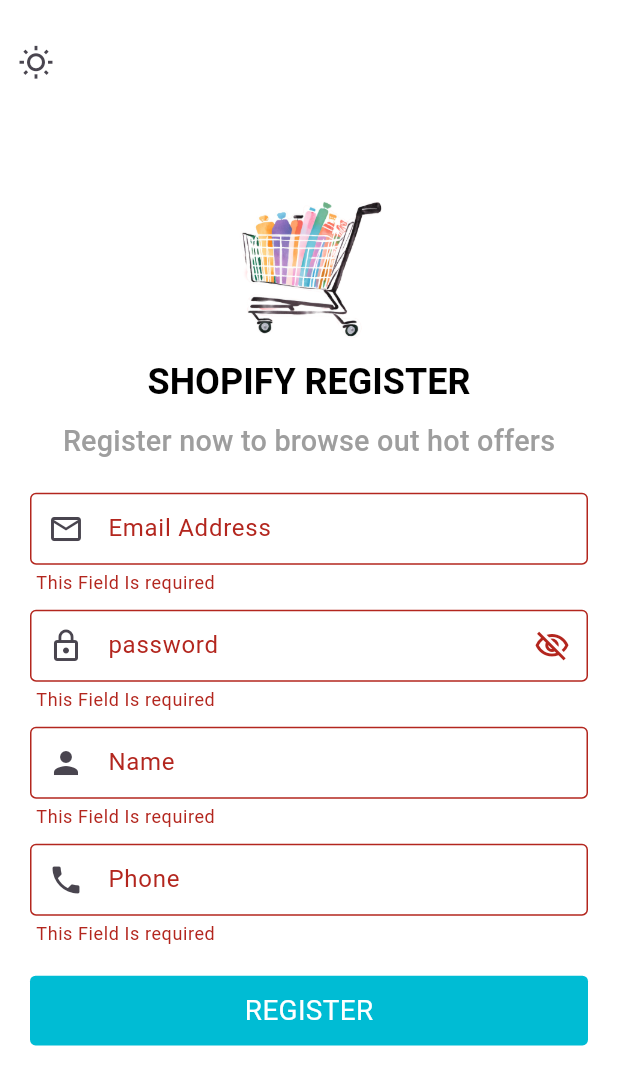
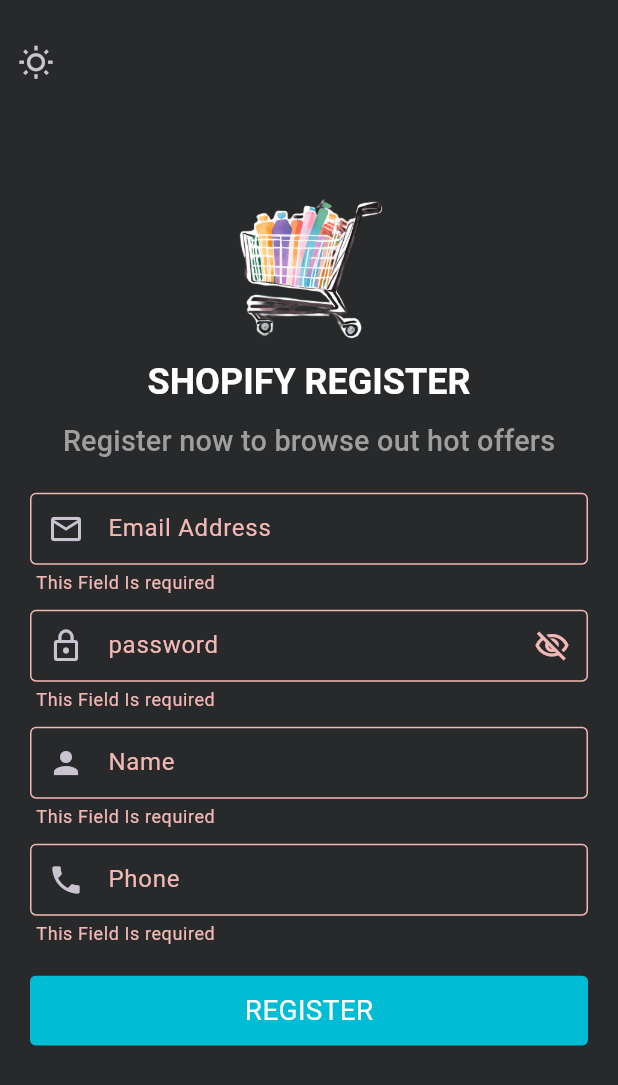
Before and after one commit to MuhammadDev01/shop_app, a Flutter app: the RegisterPage screen opened directly, after a tap on "REGISTER", after a tap on the "wb sunny" icon, on a phone screen of 412 x 824 dp. Shown: the top 1085 px of the screen. Run offline on Flutter 3.47's test engine with Material 3 defaults, Android fonts, the light colour scheme and no system bars; our stand-ins replace carousel_slider, conditional_builder_null_safety, device_preview, dio, flutter_bloc, fluttertoast and 2 more; accounts and stored records are empty; network calls fail; Roboto replaces fonts that are missing (REM).

Commit message:
merge login and register cubit in auth cubit , some refactor and make login and register page responsive

```diff
--- a/lib/components/constants.dart
+++ b/lib/components/constants.dart
@@ -1,5 +1,3 @@
-import 'package:flutter/material.dart';
-
 const String kOnBoarding = 'onboaring';
 const String kOnLogging = 'onlogging';
 
@@ -7,5 +5,3 @@
 
 const String darkLogoImage = 'assets/images/logo_dark.png';
 const String logoImage = 'assets/images/logo.png';
-
-//ThemeMode currentTheme = ThemeMode.light;
--- a/lib/cubit/auth/auth_cubit.dart
+++ b/lib/cubit/auth/auth_cubit.dart
@@ -1,9 +1,82 @@
-
 import 'package:flutter/material.dart';
 import 'package:flutter_bloc/flutter_bloc.dart';
+import 'package:shop_app/helper/dio_helper.dart';
+import 'package:shop_app/helper/end_points.dart';
+import 'package:shop_app/models/auth_model.dart';
 
 part 'auth_state.dart';
 
-class AuthCubit extends Cubit<AuthState> {
-  AuthCubit() : super(AuthInitial());
+class AuthCubit extends Cubit<AuthStates> {
+  AuthCubit() : super(AuthInitialState());
+  static AuthCubit get(context) => BlocProvider.of(context);
+
+//*change icon show password
+  bool isSecure = true;
+  IconData suffixIcon = Icons.visibility_off_outlined;
+  changePasswordIcon() {
+    isSecure = !isSecure;
+    suffixIcon =
+        isSecure ? Icons.visibility_off_outlined : Icons.visibility_outlined;
+    emit(ChangePasswordIconState());
+  }
+
+//*change theme app
+  ThemeMode currentTheme = ThemeMode.light;
+  changeTheme() {
+    currentTheme == ThemeMode.light
+        ? currentTheme = ThemeMode.dark
+        : currentTheme = ThemeMode.light;
+    emit(ChangeThemeAppState());
+  }
+
+  //*login
+  AuthModel? loginModel;
+
+  Future<void> userLogin({
+    required String email,
+    required String password,
+  }) async {
+    emit(AuthLoadingState());
+
+    DioHelper.postData(
+      url: lOGIN,
+      data: {
+        'email': email,
+        'password': password,
+      },
+    ).then((value) {
+      loginModel = AuthModel.fromJson(value.data);
+      emit(AuthSuccessState(authModel: loginModel));
+    }).catchError((error) {
+      emit(AuthFailureState(errorMassege: error.toString()));
+    });
+  }
+
+  //*register
+  AuthModel? registerModel;
+
+  Future<void> userRegister({
+    required String email,
+    required String password,
+    required String name,
+    required String phone,
+  }) async {
+    emit(AuthLoadingState());
+    try {
+      final response = await DioHelper.postData(
+        url: rEGISTER,
+        data: {
+          'email': email,
+          'password': password,
+          'name': name,
+          'phone': phone,
+        },
+      );
+      registerModel = AuthModel.fromJson(response.data);
+      emit(AuthSuccessState(authModel: registerModel));
+    } catch (error) {
+      debugPrint(error.toString());
+      emit(AuthFailureState(errorMassege: error.toString()));
+    }
+  }
 }
--- a/lib/cubit/auth/auth_state.dart
+++ b/lib/cubit/auth/auth_state.dart
@@ -1,6 +1,24 @@
 part of 'auth_cubit.dart';
 
 @immutable
-sealed class AuthState {}
+sealed class AuthStates {}
 
-final class AuthInitial extends AuthState {}
+final class AuthInitialState extends AuthStates {}
+
+final class ChangePasswordIconState extends AuthStates {}
+
+final class ChangeThemeAppState extends AuthStates {}
+
+final class AuthLoadingState extends AuthStates {}
+
+final class AuthSuccessState extends AuthStates {
+  final AuthModel? authModel;
+
+  AuthSuccessState({this.authModel});
+}
+
+final class AuthFailureState extends AuthStates {
+  final String errorMassege;
+
+  AuthFailureState({required this.errorMassege});
+}
--- a/lib/cubit/login/login_cubit.dart
+++ /dev/null
@@ -1,49 +0,0 @@
-import 'package:flutter/material.dart';
-import 'package:flutter_bloc/flutter_bloc.dart';
-import 'package:shop_app/components/constants.dart';
-import 'package:shop_app/cubit/login/login_state.dart';
-import 'package:shop_app/helper/dio_helper.dart';
-import 'package:shop_app/helper/end_points.dart';
-import 'package:shop_app/models/auth_model.dart';
-
-class LoginCubit extends Cubit<LoginStates> {
-  LoginCubit() : super(LoginInitialState());
-  static LoginCubit get(context) => BlocProvider.of(context);
-  AuthModel? loginModel;
-  bool isSecure = true;
-  IconData suffixIcon = Icons.visibility_off_outlined;
-  changePasswordIcon() {
-    isSecure = !isSecure;
-    suffixIcon =
-        isSecure ? Icons.visibility_off_outlined : Icons.visibility_outlined;
-    emit(ChangePasswordIconState());
-  }
-
-  //ThemeMode currentTheme = ThemeMode.light;
-  // changeTheme() {
-  //   currentTheme == ThemeMode.light
-  //       ? currentTheme = ThemeMode.dark
-  //       : currentTheme = ThemeMode.light;
-  //   emit(ChangeThemeAppState());
-  // }
-
-  Future<void> userLogin({
-    required String email,
-    required String password,
-  }) async {
-    emit(LoginLoadingState());
-
-    DioHelper.postData(
-      url: lOGIN,
-      data: {
-        'email': email,
-        'password': password,
-      },
-    ).then((value) {
-      loginModel = AuthModel.fromJson(value.data);
-      emit(LoginSuccessState(loginModel: loginModel));
-    }).catchError((error) {
-      emit(LoginFailureState(errorMassege: error.toString()));
-    });
-  }
-}
--- a/lib/cubit/login/login_state.dart
+++ /dev/null
@@ -1,22 +0,0 @@
-import 'package:shop_app/models/auth_model.dart';
-
-abstract class LoginStates {}
-
-final class LoginInitialState extends LoginStates {}
-
-final class LoginLoadingState extends LoginStates {}
-
-final class LoginSuccessState extends LoginStates {
-  final AuthModel? loginModel;
-
-  LoginSuccessState({this.loginModel});
-}
-
-final class LoginFailureState extends LoginStates {
-  final String errorMassege;
-
-  LoginFailureState({required this.errorMassege});
-}
-
-final class ChangePasswordIconState extends LoginStates {}
-final class ChangeThemeAppState extends LoginStates {}
--- a/lib/cubit/register/register_cubit.dart
+++ /dev/null
@@ -1,53 +0,0 @@
-import 'package:flutter/material.dart';
-import 'package:flutter_bloc/flutter_bloc.dart';
-import 'package:shop_app/cubit/app/app_cubit.dart';
-import 'package:shop_app/cubit/register/register_state.dart';
-import 'package:shop_app/helper/dio_helper.dart';
-import 'package:shop_app/helper/end_points.dart';
-import 'package:shop_app/models/auth_model.dart';
-
-class RegisterCubit extends Cubit<RegisterStates> {
-  RegisterCubit() : super(RegisterInitialState());
-  static RegisterCubit get(context) => BlocProvider.of(context);
-  AuthModel? registerModel;
-  bool isSecure = true;
-  IconData suffixIcon = Icons.visibility_off_outlined;
-  changePasswordIcon() {
-    isSecure = !isSecure;
-    suffixIcon =
-        isSecure ? Icons.visibility_off_outlined : Icons.visibility_outlined;
-    emit(ChangePasswordIconState());
-  }
-
-  changeTheme(BuildContext context) {
-    AppCubit.get(context).currentTheme == ThemeMode.light
-        ? AppCubit.get(context).currentTheme = ThemeMode.dark
-        : AppCubit.get(context).currentTheme = ThemeMode.light;
-    emit(RegisterChangeThemeAppState());
-  }
-
-  Future<void> userRegister({
-    required String email,
-    required String password,
-    required String name,
-    required String phone,
-  }) async {
-    emit(RegisterLoadingState());
-    try {
-      final response = await DioHelper.postData(
-        url: rEGISTER,
-        data: {
-          'email': email,
-          'password': password,
-          'name': name,
-          'phone': phone,
-        },
-      );
-      registerModel = AuthModel.fromJson(response.data);
-      emit(RegisterSuccessState(registerModel: registerModel));
-    } catch (error) {
-      debugPrint(error.toString());
-      emit(RegisterFailureState(errorMassege: error.toString()));
-    }
-  }
-}
--- a/lib/cubit/register/register_state.dart
+++ /dev/null
@@ -1,23 +0,0 @@
-import 'package:shop_app/models/auth_model.dart';
-
-abstract class RegisterStates {}
-
-final class RegisterInitialState extends RegisterStates {}
-
-final class RegisterLoadingState extends RegisterStates {}
-
-final class RegisterSuccessState extends RegisterStates {
-  final AuthModel? registerModel;
-
-  RegisterSuccessState({this.registerModel});
-}
-
-final class RegisterFailureState extends RegisterStates {
-  final String errorMassege;
-
-  RegisterFailureState({required this.errorMassege});
-}
-
-final class ChangePasswordIconState extends RegisterStates {}
-
-final class RegisterChangeThemeAppState extends RegisterStates {}
--- a/lib/pages/register_page.dart
+++ b/lib/pages/register_page.dart
@@ -5,39 +5,46 @@
 import 'package:shop_app/components/custom_button.dart';
 import 'package:shop_app/components/custom_text_form_field.dart';
 import 'package:shop_app/components/show_toast.dart';
-import 'package:shop_app/cubit/app/app_cubit.dart';
-import 'package:shop_app/cubit/login/login_cubit.dart';
-import 'package:shop_app/utils/app_theme.dart';
-import 'package:shop_app/cubit/register/register_cubit.dart';
-import 'package:shop_app/cubit/register/register_state.dart';
+import 'package:shop_app/cubit/auth/auth_cubit.dart';
 import 'package:shop_app/helper/cached_helper.dart';
 import 'package:shop_app/layout/home_layout.dart';
+import 'package:shop_app/utils/app_theme.dart';
 
-class RegisterPage extends StatelessWidget {
-  RegisterPage({super.key});
-  final formKey = GlobalKey<FormState>();
-  final emailController = TextEditingController();
-  final passwordController = TextEditingController();
-  final nameController = TextEditingController();
-  final phoneController = TextEditingController();
+class RegisterPage extends StatefulWidget {
+  const RegisterPage({super.key});
+
+  @override
+  State<RegisterPage> createState() => _RegisterPageState();
+}
+
+class _RegisterPageState extends State<RegisterPage> {
+  var formKey = GlobalKey<FormState>();
+
+  var emailController = TextEditingController();
+
+  var passwordController = TextEditingController();
+
+  var nameController = TextEditingController();
+
+  var phoneController = TextEditingController();
+
   @override
   Widget build(BuildContext context) {
-    return BlocConsumer<RegisterCubit, RegisterStates>(
+    return BlocConsumer<AuthCubit, AuthStates>(
       listener: (context, state) {
-        if (state is RegisterSuccessState) {
-          if (state.registerModel!.status) {
-            registerToHomeMethod(state, context);
+        if (state is AuthSuccessState) {
+          if (state.authModel!.status) {
+            _registerToHome(state, context);
           } else {
             showToast(
-              message: state.registerModel!.message!,
+              message: state.authModel!.message!,
               color: Colors.red,
             );
           }
         }
       },
-      builder: (_, state) {
+      builder: (context, state) {
         return Scaffold(
-          backgroundColor: Theme.of(context).scaffoldBackgroundColor,
           body: Stack(
             alignment: Alignment.topLeft,
             children: [
@@ -72,16 +79,17 @@
     );
   }
 
-  ConditionalBuilder _registerButton(RegisterStates state) {
+//widgets
+  ConditionalBuilder _registerButton(AuthStates state) {
     return ConditionalBuilder(
-      condition: state is! RegisterLoadingState,
+      condition: state is! AuthLoadingState,
       fallback: (context) => const Center(child: CircularProgressIndicator()),
       builder: (context) => FittedBox(
         fit: BoxFit.scaleDown,
         child: customButton(
           onTap: () {
             if (formKey.currentState!.validate()) {
-              RegisterCubit.get(context).userRegister(
+              AuthCubit.get(context).userRegister(
                 email: emailController.text,
                 password: passwordController.text,
                 name: nameController.text,
@@ -96,12 +104,11 @@
     );
   }
 
-//widgets
   IconButton _darkModeCustomButton(BuildContext context) {
     return IconButton(
       padding: EdgeInsets.symmetric(vertical: 30),
       onPressed: () {
-        RegisterCubit.get(context).changeTheme(context);
+        AuthCubit.get(context).changeTheme();
       },
       icon: Icon(Icons.wb_sunny_outlined),
     );
@@ -115,7 +122,7 @@
           label: const Text('Email Address'),
           prefixIcon: const Icon(Icons.email_outlined),
           textInputType: TextInputType.emailAddress,
-          borderColor: AppCubit.get(context).currentTheme == ThemeMode.dark
+          borderColor: AuthCubit.get(context).currentTheme == ThemeMode.dark
               ? Colors.white
               : Colors.black,
         ),
@@ -126,16 +133,18 @@
           controller: passwordController,
           label: const Text('password'),
           prefixIcon: const Icon(Icons.lock_outline),
-          obscureText: RegisterCubit.get(context).isSecure,
+          obscureText: AuthCubit.get(context).isSecure,
           textInputType: TextInputType.visiblePassword,
-          borderColor: AppCubit.get(context).currentTheme == ThemeMode.dark
+          borderColor: AuthCubit.get(context).currentTheme == ThemeMode.dark
               ? Colors.white
               : Colors.black,
           suffixIcon: IconButton(
             onPressed: () {
-              RegisterCubit.get(context).changePasswordIcon();
+              AuthCubit.get(context).changePasswordIcon();
             },
-            icon: Icon(RegisterCubit.get(context).suffixIcon),
+            icon: Icon(
+              AuthCubit.get(context).suffixIcon,
+            ),
           ),
         ),
         const SizedBox(
@@ -146,7 +155,7 @@
           label: const Text('Name'),
           prefixIcon: const Icon(Icons.person),
           textInputType: TextInputType.name,
-          borderColor: AppCubit.get(context).currentTheme == ThemeMode.dark
+          borderColor: AuthCubit.get(context).currentTheme == ThemeMode.dark
               ? Colors.white
               : Colors.black,
         ),
@@ -157,13 +166,13 @@
           controller: phoneController,
           label: const Text('Phone'),
           prefixIcon: const Icon(Icons.phone),
-          borderColor: AppCubit.get(context).currentTheme == ThemeMode.dark
+          borderColor: AuthCubit.get(context).currentTheme == ThemeMode.dark
               ? Colors.white
               : Colors.black,
           textInputType: TextInputType.phone,
           onSubmitted: (value) {
             if (formKey.currentState!.validate()) {
-              RegisterCubit.get(context).userRegister(
+              AuthCubit.get(context).userRegister(
                 email: emailController.text,
                 password: passwordController.text,
                 name: nameController.text,
@@ -201,14 +210,13 @@
     );
   }
 
-  //methods
-  void registerToHomeMethod(
-      RegisterSuccessState state, BuildContext context) async {
+  //functions
+  void _registerToHome(AuthSuccessState state, BuildContext context) async {
     await CachedHelper.saveData(
-            key: kOnLogging, value: state.registerModel!.data!.token)
+            key: kOnLogging, value: state.authModel!.data!.token)
         .then((value) {
       if (value && context.mounted) {
-        token = state.registerModel!.data!.token!;
+        token = state.authModel!.data!.token!;
         Navigator.pushAndRemoveUntil(
           context,
           MaterialPageRoute(
```
Also changed, not shown: lib/main.dart (+4 -13 lines), lib/pages/login_page.dart (+35 -26 lines), lib/pages/search_page.dart (+4 -6 lines), lib/pages/settings_page.dart (+7 -4 lines).
